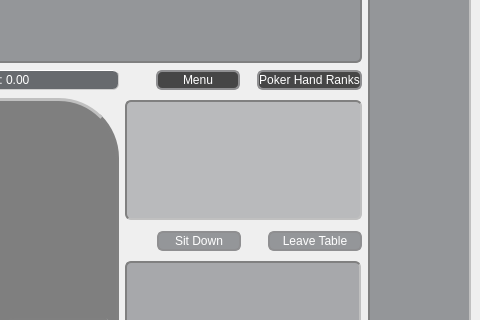
Qt form Holdero/mainwindow.ui (SixofClubsss/Dero-Poker-Table) before a commit; both pictures show x 781 to 1261 and y 137 to 457 of the 1261 by 744 pixel window.
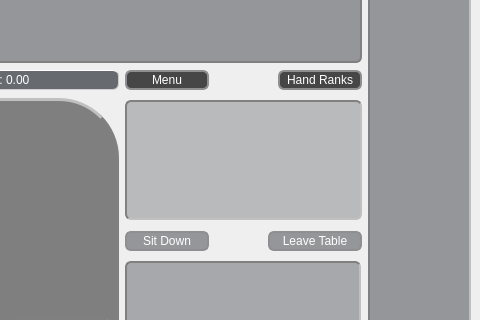
The same form after that commit. Icons and pictures are not drawn.

Diff of the .ui file:
```diff
--- a/Holdero/mainwindow.ui
+++ b/Holdero/mainwindow.ui
@@ -173,7 +173,7 @@
       </property>
      </widget>
     </item>
-    <item row="3" column="6">
+    <item row="3" column="6" alignment="Qt::AlignRight">
      <widget class="QPushButton" name="entryPushButton">
       <property name="minimumSize">
        <size>
@@ -1196,7 +1196,7 @@
       </property>
       <property name="maximumSize">
        <size>
-        <width>120</width>
+        <width>84</width>
         <height>20</height>
        </size>
       </property>
@@ -1218,7 +1218,7 @@
 }</string>
       </property>
       <property name="text">
-       <string>Poker Hand Ranks</string>
+       <string>Hand Ranks</string>
       </property>
      </widget>
     </item>
@@ -1948,7 +1948,7 @@
       </property>
      </widget>
     </item>
-    <item row="1" column="6">
+    <item row="1" column="6" alignment="Qt::AlignRight">
      <widget class="QPushButton" name="menuButton">
       <property name="minimumSize">
        <size>
```
